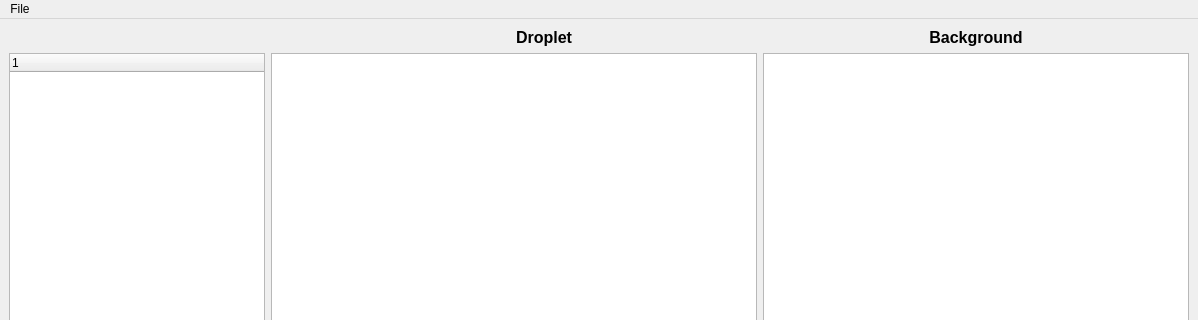
lflorrie/Droplet, file forms/mainwindow.ui: the form before one commit; both pictures show x 0 to 1198 and y 0 to 320 of the 1198 by 628 pixel window.
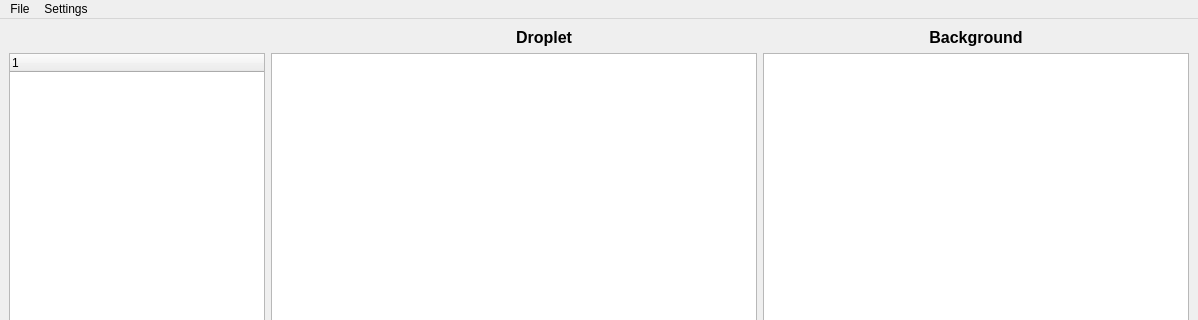
The form after the commit.

```diff
--- a/forms/mainwindow.ui
+++ b/forms/mainwindow.ui
@@ -248,7 +248,14 @@
     </property>
     <addaction name="actionOpen"/>
    </widget>
+   <widget class="QMenu" name="menuSettings">
+    <property name="title">
+     <string>Settings</string>
+    </property>
+    <addaction name="actionLanguage"/>
+   </widget>
    <addaction name="menuFile"/>
+   <addaction name="menuSettings"/>
   </widget>
   <widget class="QStatusBar" name="statusbar"/>
   <action name="actionOpen">
```
Left out of the diff: 9 changed lines with no effect on the pictures.
